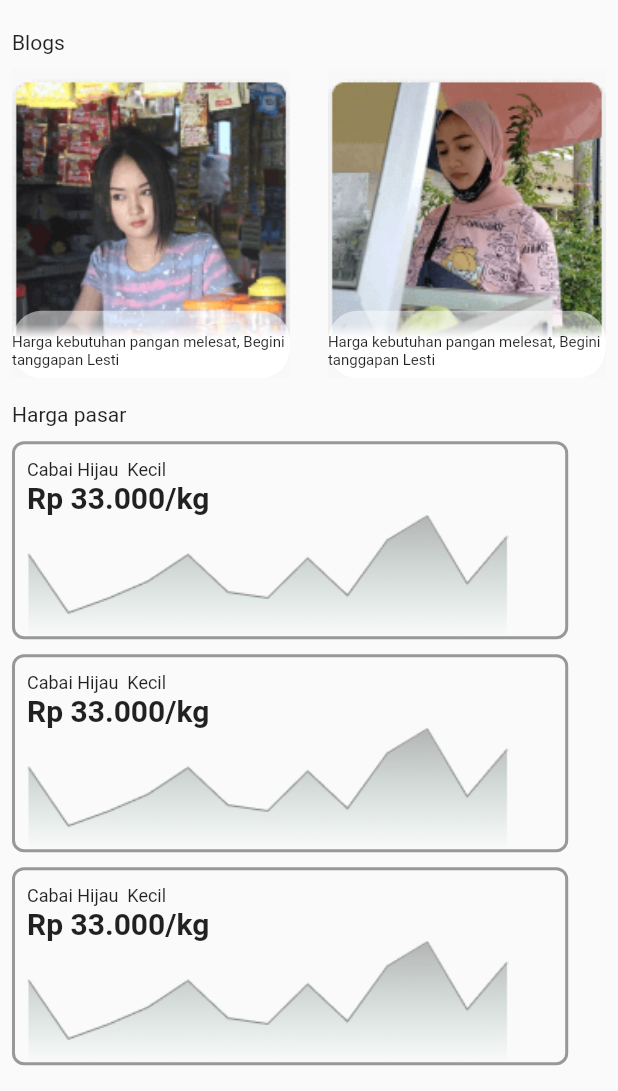
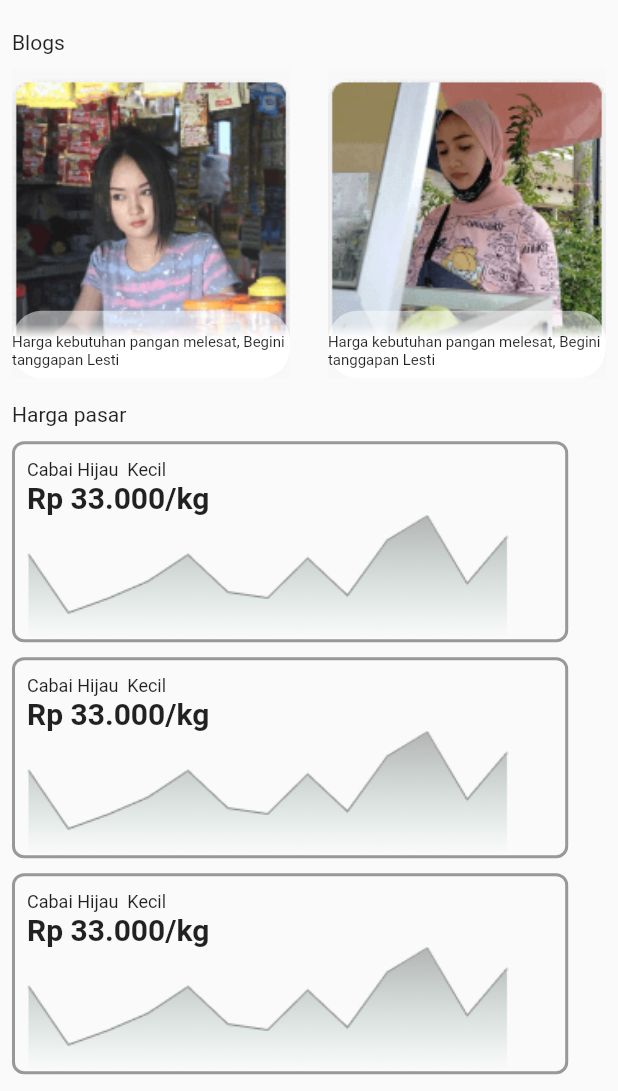
Before and after one commit to kusenabdullah-123/Tanie-mobile, a Flutter app: the MainScreen screen opened directly, scrolled down 252 dp, on a phone screen of 412 x 824 dp, the part 145-1236 px from its top. Run offline on Flutter 3.47's test engine with Material 2 defaults, Android fonts, the phone set to English and light mode, and no system bars; drawn by our look-alikes of carousel_slider; our stand-ins replace introduction_screen; missing offline and left inert: bottom_bar, splash_screen_view.

Commit message:
fix height container

```diff
--- a/lib/mainscreen.dart
+++ b/lib/mainscreen.dart
@@ -250,7 +250,7 @@ class MainScreen extends StatelessWidget {
                       child: Text("Harga pasar"),
                     ),
                     Container(
-                        height: 132,
+                        height: 134,
                         width: MediaQuery.of(context).size.width * 0.90,
                         margin: const EdgeInsets.only(bottom: 10),
                         decoration: BoxDecoration(
@@ -277,7 +277,7 @@ class MainScreen extends StatelessWidget {
                           ),
                         )),
                     Container(
-                        height: 132,
+                        height: 134,
                         width: MediaQuery.of(context).size.width * 0.90,
                         margin: const EdgeInsets.only(bottom: 10),
                         decoration: BoxDecoration(
@@ -304,7 +304,7 @@ class MainScreen extends StatelessWidget {
                           ),
                         )),
                     Container(
-                        height: 132,
+                        height: 134,
                         width: MediaQuery.of(context).size.width * 0.90,
                         margin: const EdgeInsets.only(bottom: 10),
                         decoration: BoxDecoration(
```
